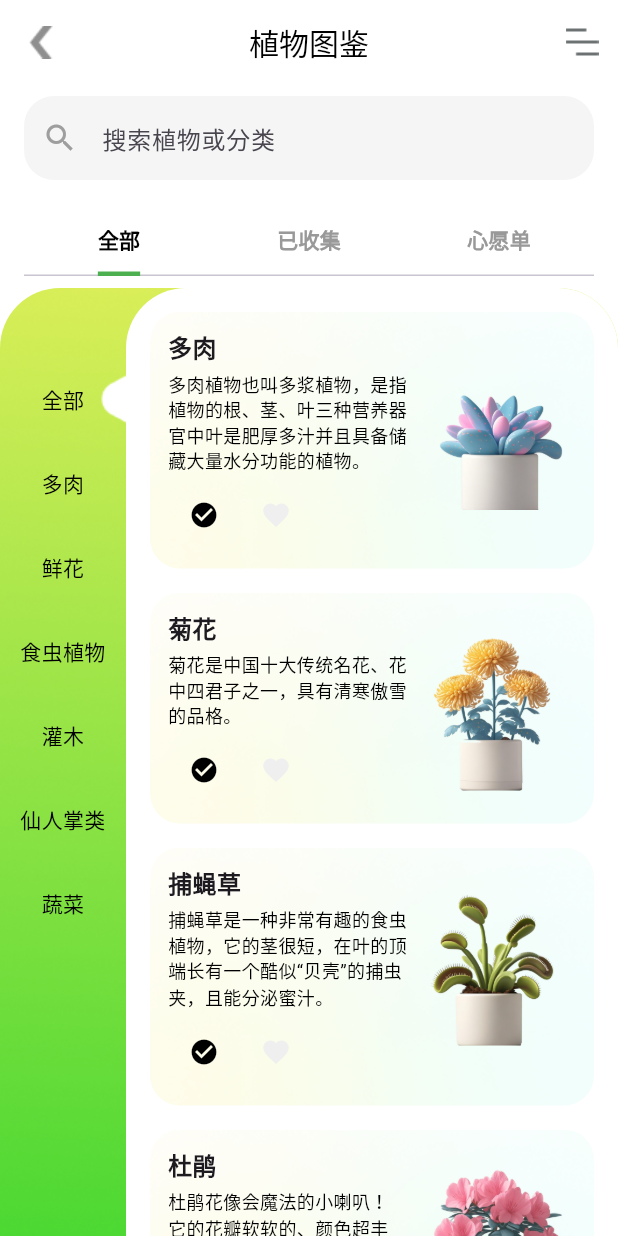
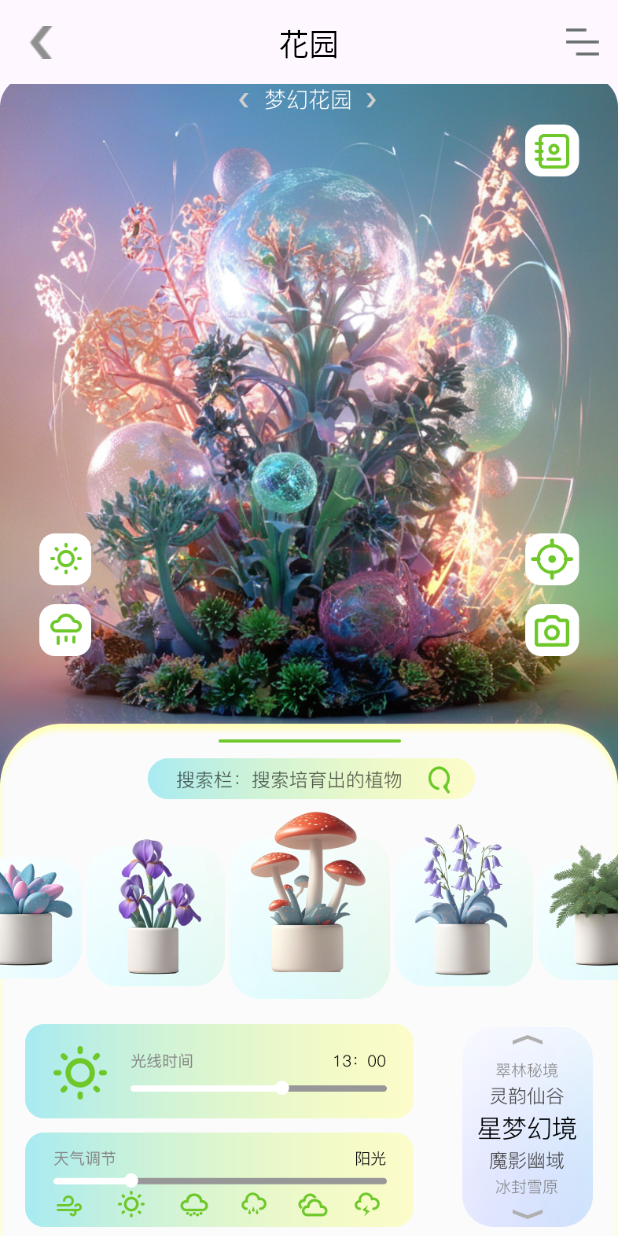
Before and after one commit to wutiannan/plant_ai_app, a Flutter app: the screen it shows after launch, item 3 of the bottom bar chosen, after a tap on "进入花园", on a phone screen of 412 x 824 dp. Run offline on Flutter 3.47's test engine with Material 3 defaults, Android fonts, the phone set to English and light mode, and no system bars.

Commit message:
FEAT：新增花园页面（无交互）

```diff
--- /dev/null
+++ b/lib/pages/garden_page.dart
@@ -0,0 +1,51 @@
+import 'package:flutter/material.dart';
+
+class GardenPage extends StatelessWidget {
+  @override
+  Widget build(BuildContext context) {
+    return Scaffold(
+      appBar: AppBar(
+        leading: IconButton(
+          icon: Image.asset(
+            'assets/images/main_icon_back.png',
+            width: 22,
+            height: 22,
+          ),
+          onPressed: () => Navigator.pop(context),
+        ),
+        centerTitle: true,
+        title: const Text(
+          '花园',
+          style: TextStyle(fontSize: 20, color: Colors.black),
+        ),
+        actions: [
+          IconButton(
+            icon: Image.asset(
+              'assets/images/main_icon_menu.png',
+              width: 22,
+              height: 22,
+            ),
+            onPressed: () {},
+          ),
+        ],
+      ),
+      body: Container(
+        child: Column(
+          children: [
+            Expanded(
+              child: Container(
+                decoration: const BoxDecoration(
+                  image: DecorationImage(
+                    image: AssetImage('assets/images/garden_page.png'),
+                    fit: BoxFit.cover,
+                  ),
+                ),
+
+              ),
+            ),
+          ],
+        ),
+      ),
+    );
+  }
+}
--- a/lib/pages/virtual_garden_page.dart
+++ b/lib/pages/virtual_garden_page.dart
@@ -1,7 +1,8 @@
 import 'package:flutter/material.dart';
-import 'package:plant_ai_app/pages/plant_illustrations_page.dart'; // 导入花园页
-import 'package:plant_ai_app/pages/nursery_room_page.dart'; // 导入培育房页
+import 'package:plant_ai_app/pages/plant_illustrations_page.dart';
+import 'package:plant_ai_app/pages/nursery_room_page.dart';
 import 'package:plant_ai_app/pages/shop_page.dart';
+import 'package:plant_ai_app/pages/garden_page.dart';
 
 class VirtualPlantIllustrationsPage extends StatelessWidget {
   const VirtualPlantIllustrationsPage({super.key});
@@ -50,10 +51,7 @@ class VirtualPlantIllustrationsPage extends StatelessWidget {
               // 标题区域
               const Text(
                 '来布置你的个性化“植域”吧！',
-                style: TextStyle(
-                  fontSize: 24,
-                  color: Colors.black,
-                ),
+                style: TextStyle(fontSize: 24, color: Colors.black),
               ),
               const Text(
                 "LET'S SET UP YOUR EXCLUSIVE 'PLANTING AREA'!",
@@ -84,10 +82,7 @@ class VirtualPlantIllustrationsPage extends StatelessWidget {
                         // 点击进入花园
                         Navigator.push(
                           context,
-                          MaterialPageRoute(
-                            builder: (context) =>
-                                const PlantIllustrationsPage(),
-                          ),
+                          MaterialPageRoute(builder: (context) => GardenPage()),
                         );
                       },
                       child: Container(
@@ -101,10 +96,7 @@ class VirtualPlantIllustrationsPage extends StatelessWidget {
                         ),
                         child: const Text(
                           '进入花园',
-                          style: TextStyle(
-                            color: Colors.white,
-                            fontSize: 14,
-                          ),
+                          style: TextStyle(color: Colors.white, fontSize: 14),
                         ),
                       ),
                     ),
@@ -115,10 +107,7 @@ class VirtualPlantIllustrationsPage extends StatelessWidget {
                     left: 12,
                     child: const Text(
                       '雪橇狗的花园',
-                      style: TextStyle(
-                        color: Colors.white,
-                        fontSize: 16,
-                      ),
+                      style: TextStyle(color: Colors.white, fontSize: 16),
                     ),
                   ),
                 ],
@@ -245,12 +234,7 @@ class VirtualPlantIllustrationsPage extends StatelessWidget {
                           // 植物名称
                           const Padding(
                             padding: EdgeInsets.symmetric(horizontal: 12),
-                            child: Text(
-                              '栀子花',
-                              style: TextStyle(
-                                fontSize: 16,
-                              ),
-                            ),
+                            child: Text('栀子花', style: TextStyle(fontSize: 16)),
                           ),
                           // 植物描述
                           const Padding(
@@ -422,12 +406,7 @@ class VirtualPlantIllustrationsPage extends StatelessWidget {
                           // 植物名称
                           const Padding(
                             padding: EdgeInsets.symmetric(horizontal: 12),
-                            child: Text(
-                              '草莓',
-                              style: TextStyle(
-                                fontSize: 16,
-                              ),
-                            ),
+                            child: Text('草莓', style: TextStyle(fontSize: 16)),
                           ),
                           // 植物描述
                           const Padding(
```
Also changed, not shown: lib/pages/ar_scan_page.dart (deleted, +0 -248 lines), lib/pages/nursery_room_page.dart (+9 -2 lines), assets/images/garden_page.png (added).
